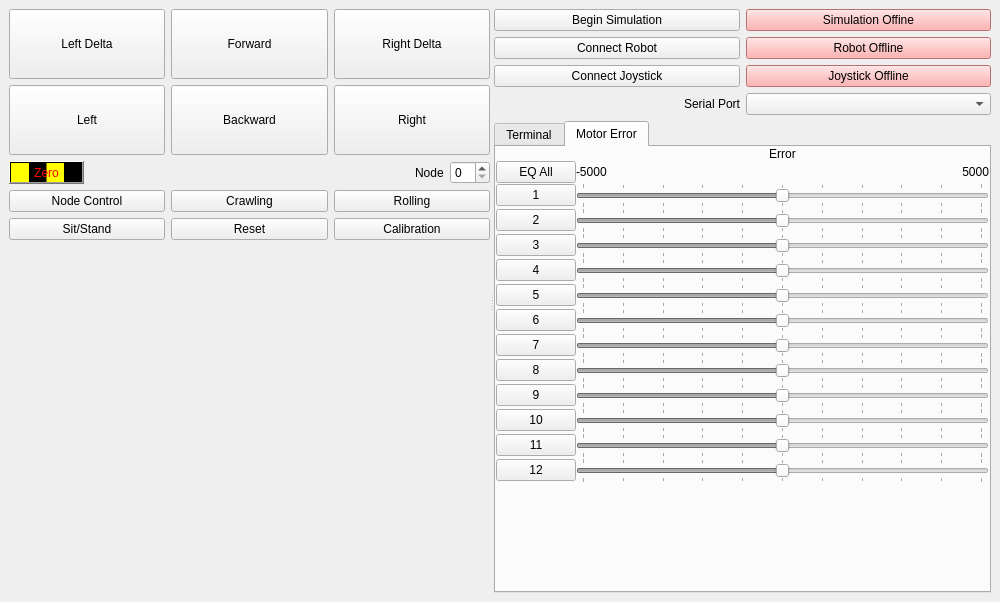
BYUCMR/Capstone_TREG, file rift/ui/main.ui: the form before one commit.
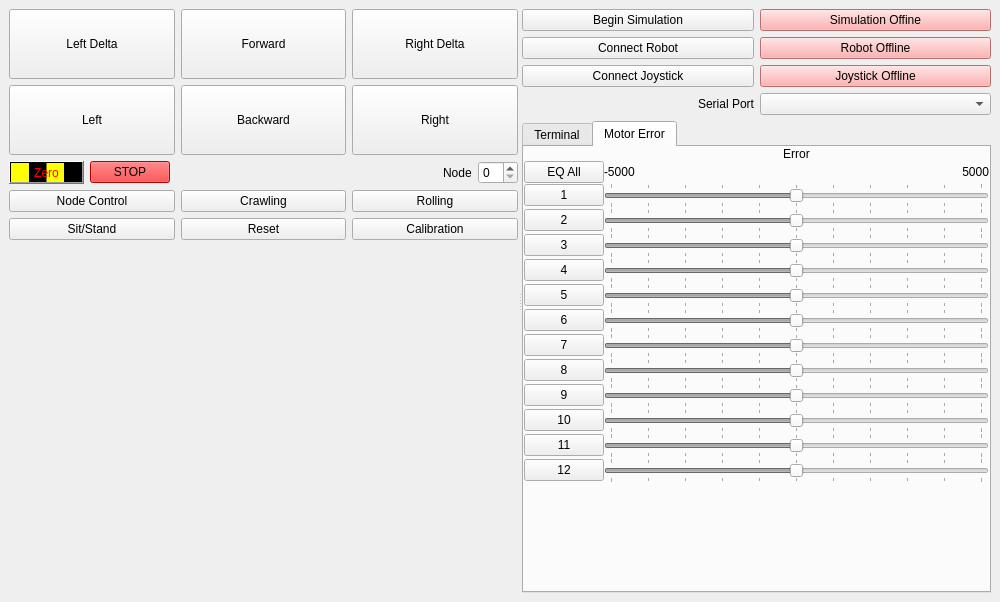
The form after the commit.

Commit message: Stop button

```diff
--- a/rift/ui/main.ui
+++ b/rift/ui/main.ui
@@ -159,6 +159,17 @@
             </property>
            </widget>
           </item>
+          <item>
+           <widget class="QPushButton" name="stop">
+            <property name="styleSheet">
+             <string notr="true">background-color: rgb(255, 0, 0);
+color: rgb(0, 0, 0);</string>
+            </property>
+            <property name="text">
+             <string>STOP</string>
+            </property>
+           </widget>
+          </item>
           <item>
            <spacer name="L121">
             <property name="orientation">
```
The commit also changes 2 other files.
